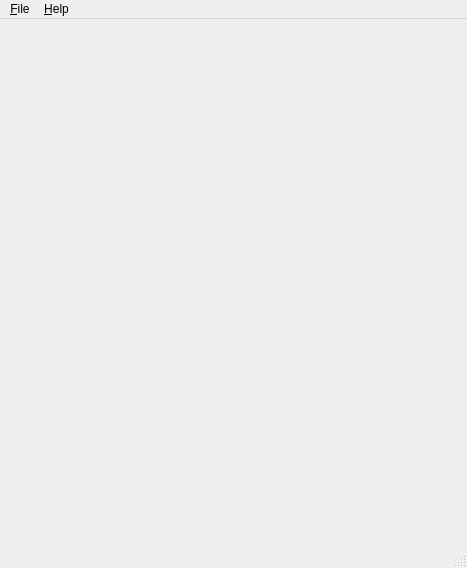
First picture: the form in src/mainwindow.ui, repository proglottis/alkybundle, before the edit.
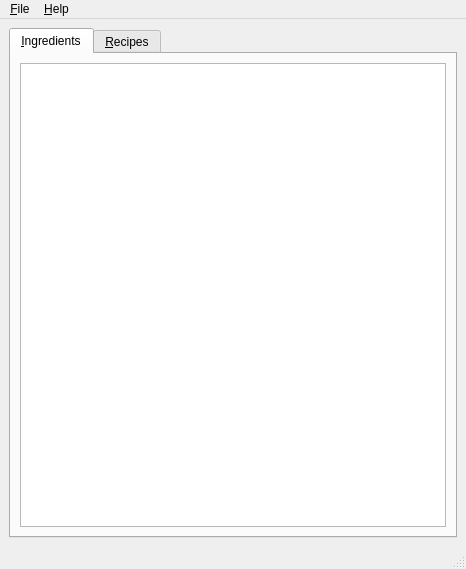
Second picture: the form after the edit.

Commit message: Recipes and ingredients lists added to UI

The edit to the form file:
```diff
--- a/src/mainwindow.ui
+++ b/src/mainwindow.ui
@@ -5,20 +5,50 @@
    <rect>
     <x>0</x>
     <y>0</y>
-    <width>467</width>
-    <height>568</height>
+    <width>466</width>
+    <height>569</height>
    </rect>
   </property>
   <property name="windowTitle" >
    <string>AlkyBundle</string>
   </property>
-  <widget class="QWidget" name="centralwidget" />
+  <widget class="QWidget" name="centralwidget" >
+   <layout class="QVBoxLayout" name="verticalLayout" >
+    <item>
+     <widget class="QTabWidget" name="tabWidget" >
+      <property name="currentIndex" >
+       <number>0</number>
+      </property>
+      <widget class="QWidget" name="tab" >
+       <attribute name="title" >
+        <string>&amp;Ingredients</string>
+       </attribute>
+       <layout class="QVBoxLayout" name="verticalLayout_2" >
+        <item>
+         <widget class="QListView" name="listIngredient" />
+        </item>
+       </layout>
+      </widget>
+      <widget class="QWidget" name="tab_2" >
+       <attribute name="title" >
+        <string>&amp;Recipes</string>
+       </attribute>
+       <layout class="QVBoxLayout" name="verticalLayout_3" >
+        <item>
+         <widget class="QListView" name="listRecipe" />
+        </item>
+       </layout>
+      </widget>
+     </widget>
+    </item>
+   </layout>
+  </widget>
   <widget class="QMenuBar" name="menubar" >
    <property name="geometry" >
     <rect>
      <x>0</x>
      <y>0</y>
-     <width>467</width>
+     <width>466</width>
      <height>26</height>
     </rect>
    </property>
```
